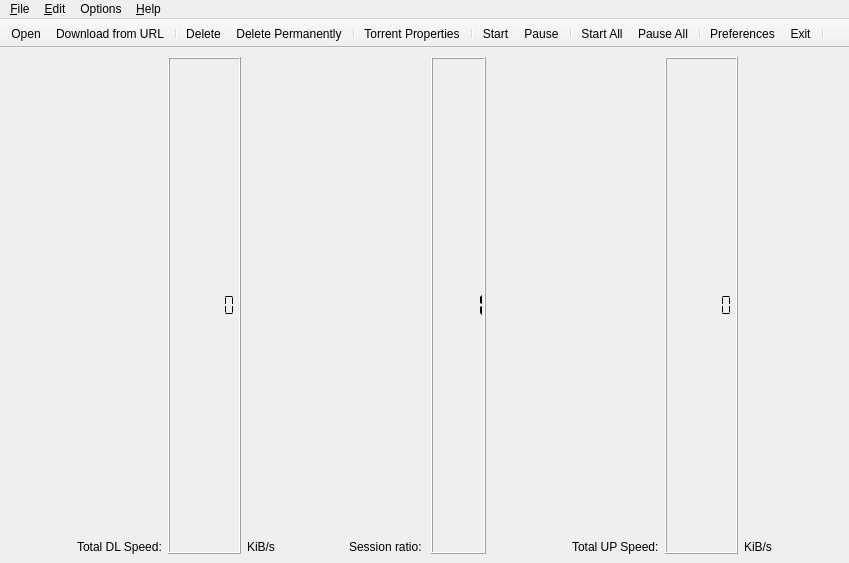
Before: the Qt Designer form src/MainWindow.ui in SysAdminDoc/qBittorrent-Vanced, drawn with Qt 5.
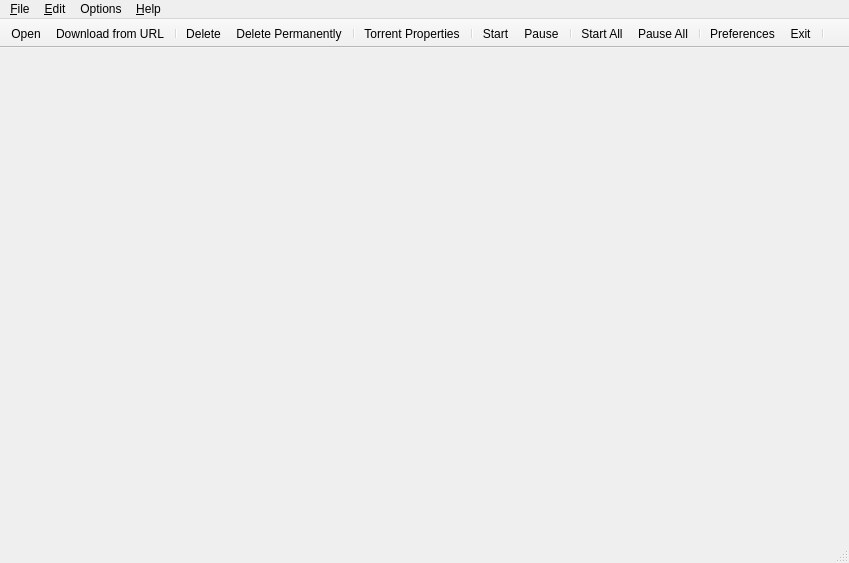
After: the same form once the commit is applied.

Commit message: - FEATURE: DHT is always ON (no longer used as fallback)     - FEATURE: The number of DHT nodes is displayed     - COSMETIC: Transfer speed, ratio and DHT nodes are displayed in status bar

The edit to the form file:
```diff
--- a/src/MainWindow.ui
+++ b/src/MainWindow.ui
@@ -21,190 +21,10 @@
      <x>0</x>
      <y>58</y>
      <width>849</width>
-     <height>505</height>
+     <height>482</height>
     </rect>
    </property>
-   <layout class="QVBoxLayout" name="vboxLayout" >
-    <item>
-     <layout class="QHBoxLayout" name="_3" >
-      <property name="spacing" >
-       <number>6</number>
-      </property>
-      <property name="margin" >
-       <number>0</number>
-      </property>
-      <item>
-       <spacer>
-        <property name="orientation" >
-         <enum>Qt::Horizontal</enum>
-        </property>
-        <property name="sizeHint" stdset="0" >
-         <size>
-          <width>40</width>
-          <height>20</height>
-         </size>
-        </property>
-       </spacer>
-      </item>
-      <item>
-       <widget class="QLabel" name="lbl_DLSpeed_2" >
-        <property name="text" >
-         <string>Total DL Speed:</string>
-        </property>
-        <property name="alignment" >
-         <set>Qt::AlignBottom|Qt::AlignLeading|Qt::AlignLeft</set>
-        </property>
-       </widget>
-      </item>
-      <item>
-       <widget class="QLCDNumber" name="LCD_DownSpeed" >
-        <property name="autoFillBackground" >
-         <bool>true</bool>
-        </property>
-        <property name="frameShadow" >
-         <enum>QFrame::Raised</enum>
-        </property>
-        <property name="smallDecimalPoint" >
-         <bool>false</bool>
-        </property>
-        <property name="numDigits" >
-         <number>6</number>
-        </property>
-        <property name="segmentStyle" >
-         <enum>QLCDNumber::Flat</enum>
-        </property>
-        <property name="value" stdset="0" >
-         <double>0.000000000000000</double>
-        </property>
-        <property name="intValue" stdset="0" >
-         <number>0</number>
-        </property>
-       </widget>
-      </item>
-      <item>
-       <widget class="QLabel" name="unitDL_2" >
-        <property name="text" >
-         <string>KiB/s</string>
-        </property>
-        <property name="alignment" >
-         <set>Qt::AlignBottom|Qt::AlignLeading|Qt::AlignLeft</set>
-        </property>
-       </widget>
-      </item>
-      <item>
-       <spacer>
-        <property name="orientation" >
-         <enum>Qt::Horizontal</enum>
-        </property>
-        <property name="sizeHint" stdset="0" >
-         <size>
-          <width>40</width>
-          <height>20</height>
-         </size>
-        </property>
-       </spacer>
-      </item>
-      <item>
-       <widget class="QLabel" name="label_2" >
-        <property name="text" >
-         <string>Session ratio: </string>
-        </property>
-        <property name="alignment" >
-         <set>Qt::AlignBottom|Qt::AlignLeading|Qt::AlignLeft</set>
-        </property>
-       </widget>
-      </item>
-      <item>
-       <widget class="QLCDNumber" name="LCD_Ratio" >
-        <property name="autoFillBackground" >
-         <bool>true</bool>
-        </property>
-        <property name="numDigits" >
-         <number>4</number>
-        </property>
-        <property name="segmentStyle" >
-         <enum>QLCDNumber::Flat</enum>
-        </property>
-        <property name="value" stdset="0" >
-         <double>1.000000000000000</double>
-        </property>
-       </widget>
-      </item>
-      <item>
-       <widget class="QLabel" name="lbl_ratio_icon" >
-        <property name="text" >
-         <string/>
-        </property>
-       </widget>
-      </item>
-      <item>
-       <spacer>
-        <property name="orientation" >
-         <enum>Qt::Horizontal</enum>
-        </property>
-        <property name="sizeHint" stdset="0" >
-         <size>
-          <width>40</width>
-          <height>20</height>
-         </size>
-        </property>
-       </spacer>
-      </item>
-      <item>
-       <widget class="QLabel" name="lbl_UPSpeed_2" >
-        <property name="text" >
-         <string>Total UP Speed:</string>
-        </property>
-        <property name="alignment" >
-         <set>Qt::AlignBottom|Qt::AlignLeading|Qt::AlignLeft</set>
-        </property>
-       </widget>
-      </item>
-      <item>
-       <widget class="QLCDNumber" name="LCD_UpSpeed" >
-        <property name="autoFillBackground" >
-         <bool>true</bool>
-        </property>
-        <property name="smallDecimalPoint" >
-         <bool>false</bool>
-        </property>
-        <property name="numDigits" >
-         <number>6</number>
-        </property>
-        <property name="segmentStyle" >
-         <enum>QLCDNumber::Flat</enum>
-        </property>
-        <property name="value" stdset="0" >
-         <double>0.000000000000000</double>
-        </property>
-       </widget>
-      </item>
-      <item>
-       <widget class="QLabel" name="unitUP_2" >
-        <property name="text" >
-         <string>KiB/s</string>
-        </property>
-        <property name="alignment" >
-         <set>Qt::AlignBottom|Qt::AlignLeading|Qt::AlignLeft</set>
-        </property>
-       </widget>
-      </item>
-      <item>
-       <spacer>
-        <property name="orientation" >
-         <enum>Qt::Horizontal</enum>
-        </property>
-        <property name="sizeHint" stdset="0" >
-         <size>
-          <width>40</width>
-          <height>20</height>
-         </size>
-        </property>
-       </spacer>
-      </item>
-     </layout>
-    </item>
-   </layout>
+   <layout class="QVBoxLayout" name="vboxLayout" />
   </widget>
   <widget class="QMenuBar" name="menubar" >
    <property name="geometry" >
@@ -310,6 +130,16 @@
    <addaction name="actionExit" />
    <addaction name="separator" />
   </widget>
+  <widget class="QStatusBar" name="statusBar" >
+   <property name="geometry" >
+    <rect>
+     <x>0</x>
+     <y>540</y>
+     <width>849</width>
+     <height>23</height>
+    </rect>
+   </property>
+  </widget>
   <action name="actionOpen" >
    <property name="text" >
     <string>Open</string>
```
The commit also changes 11 other files.
